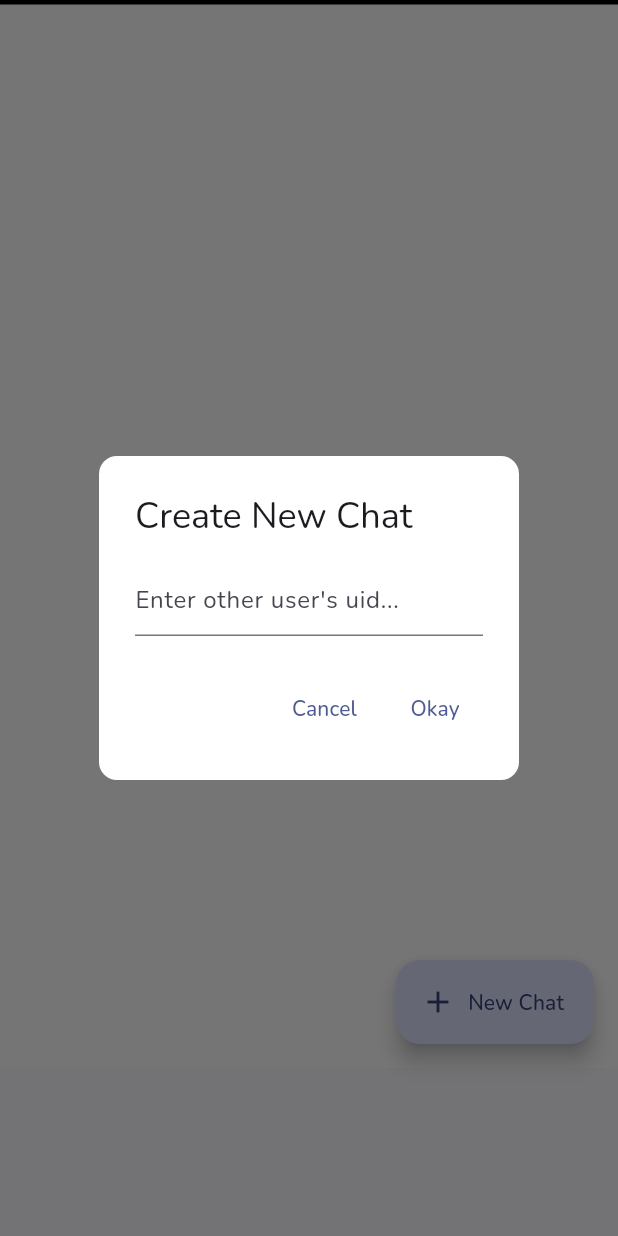
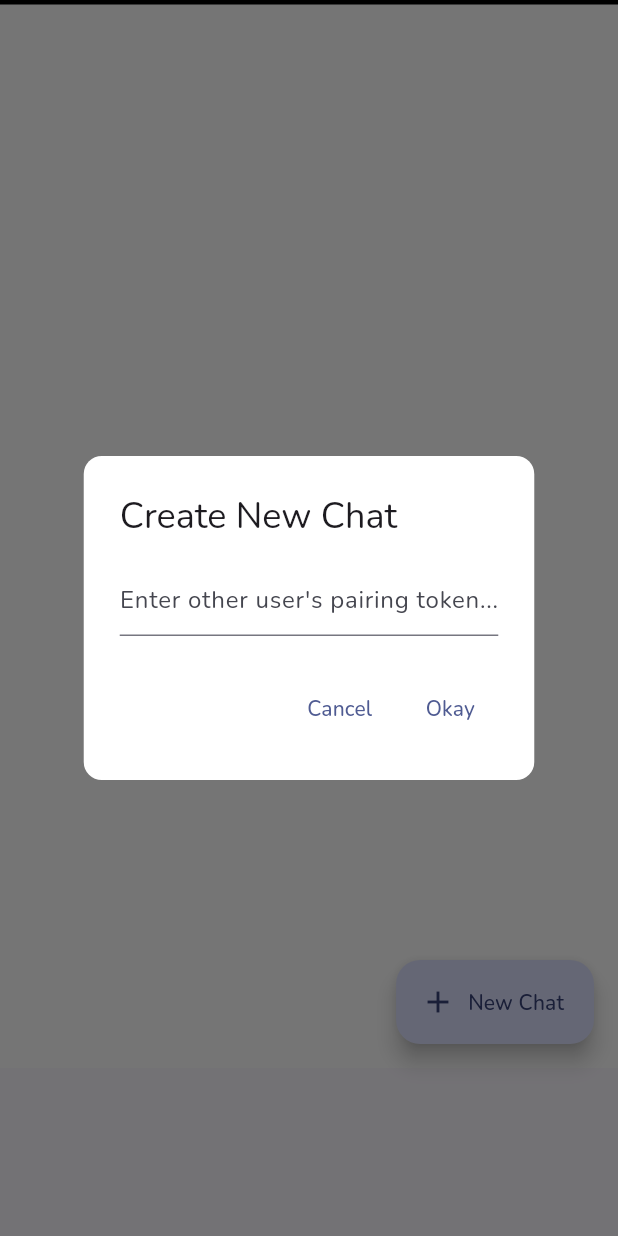
Before and after one commit to yunhanluo/empathy-exchange, a Flutter app: the ChatPage widget shown alone on an empty page, opened directly, after a tap on "New Chat", on a phone screen of 412 x 824 dp. Run offline on Flutter 3.47's test engine with Material 3 defaults, Android fonts, the phone set to English and light mode, and no system bars; our stand-ins replace cloud_firestore, firebase_auth, firebase_core, firebase_database, google_fonts, google_sign_in and 1 more; missing offline and left inert: dart:js_interop, uid; accounts and stored records are empty.

Commit message:
attempt fix chat screen and fix auth service extra path

```diff
--- a/lib/screens/chat_screen.dart
+++ b/lib/screens/chat_screen.dart
@@ -143,41 +143,33 @@ class _ChatPageState extends State<ChatPage> {
 
     setState(() {
       () async {
-        String myToken = await FirebaseTools.load(
-            'users/${FirebaseAuth.instance.currentUser!.uid}/pairToken');
+        String myToken = await FirebaseTools.load('${FirebaseAuth.instance.currentUser!.uid}/pairToken');
 
         List<String> parts = [myToken, enteredUid];
         parts.sort();
         String path = parts.join('&');
 
         try {
-          Map chatMap = await FirebaseTools.load(
-              'users/${FirebaseAuth.instance.currentUser!.uid}/chats');
-          for (Map<String, dynamic> chat in chatMap.values) {
-            if (chat["withToken"] == enteredUid) {
+          JSArray chatList = await FirebaseTools.load(
+              '${FirebaseAuth.instance.currentUser!.uid}/chats');
+          for (JSAny? chat in chatList.toDart) {
+            if ((chat.dartify() as Map)["withToken"] == enteredUid) {
+              print("exists already");
               if (mounted) Navigator.of(context).pop();
               return;
             }
           }
+        } catch (e) {
+          if (mounted) Navigator.of(context).pop();
+          return;
+        }
 
-          await FirebaseTools.listPush(
-              'users/${FirebaseAuth.instance.currentUser!.uid}/chats', {
-            "withToken": uidController.text,
-            "fullToken": path,
-            "data": [],
-          });
-        } catch (e) {
-          await FirebaseTools.update(
-              'users/${FirebaseAuth.instance.currentUser!.uid}', {
-            "chats": [
-              {
-                "withToken": uidController.text,
-                "fullToken": path,
-                "data": [],
-              }
-            ]
-          });
-        }
+        await FirebaseTools.listPush(
+            '${FirebaseAuth.instance.currentUser!.uid}/chats', {
+          "withToken": uidController.text,
+          "fullToken": path,
+          "data": [],
+        });
 
         if (mounted) Navigator.of(context).pop();
 
@@ -189,6 +181,7 @@ class _ChatPageState extends State<ChatPage> {
   }
 
   void _addChatTalkPage(String euid) {
+    print("new page");
     _chatPages.add(_ChatTalkPage(otherToken: euid));
     _chats.add(TextButton(
       onPressed: () {
@@ -232,15 +225,26 @@ class _ChatPageState extends State<ChatPage> {
 
   @override
   Widget build(BuildContext context) {
+    print("new build");
     setState(() {
       () async {
-        JSArray chatArray = await FirebaseTools.load(
-            'users/${FirebaseAuth.instance.currentUser!.uid}/chats');
+        // _chatPages.clear();
+        // _chats.clear();
+
+        JSArray chatArray;
+        try {
+          chatArray = await FirebaseTools.load(
+            '${FirebaseAuth.instance.currentUser!.uid}/chats');
+        } catch (e) {
+          return;
+        }
         for (JSAny? chat in chatArray.toDart) {
           _addChatTalkPage((chat.dartify() as Map)["withToken"] as String);
         }
       }();
     });
+
+    setState(() {});
 
     return Stack(
       children: <Widget>[
@@ -280,7 +284,7 @@ class _ChatPageState extends State<ChatPage> {
                       title: const Text("Create New Chat"),
                       content: TextField(
                         decoration: const InputDecoration(
-                          hintText: "Enter other user's uid...",
+                          hintText: "Enter other user's pairing token...",
                         ),
                         onSubmitted: (String value) async {
                           _runOpenChat(value);
--- a/lib/services/auth_service.dart
+++ b/lib/services/auth_service.dart
@@ -23,8 +23,8 @@ class AuthService {
         email: email,
         password: password,
       );
-      if (! await FirebaseTools.exists('users/${result.user!.uid}')) {
-        await FirebaseTools.save('users/${result.user!.uid}', {
+      if (! await FirebaseTools.exists(result.user!.uid)) {
+        await FirebaseTools.save(result.user!.uid, {
           "email": result.user?.email,
           "chats": [],
           "pairToken": UId.getId()
@@ -46,7 +46,7 @@ class AuthService {
         email: email,
         password: password,
       );
-      await FirebaseTools.save('users/${result.user!.uid}', {
+      await FirebaseTools.save(result.user!.uid, {
         "email": result.user?.email,
         "chats": [],
         "pairToken": UId.getId()
@@ -80,8 +80,8 @@ class AuthService {
       // Sign in to Firebase with the Google credential
       final UserCredential result =
           await _auth.signInWithCredential(credential);
-      if (! await FirebaseTools.exists('users/${result.user!.uid}')) {
-        await FirebaseTools.save('users/${result.user!.uid}', {
+      if (! await FirebaseTools.exists(result.user!.uid)) {
+        await FirebaseTools.save(result.user!.uid, {
           "email": result.user?.email,
           "chats": [],
           "pairToken": UId.getId()
```
